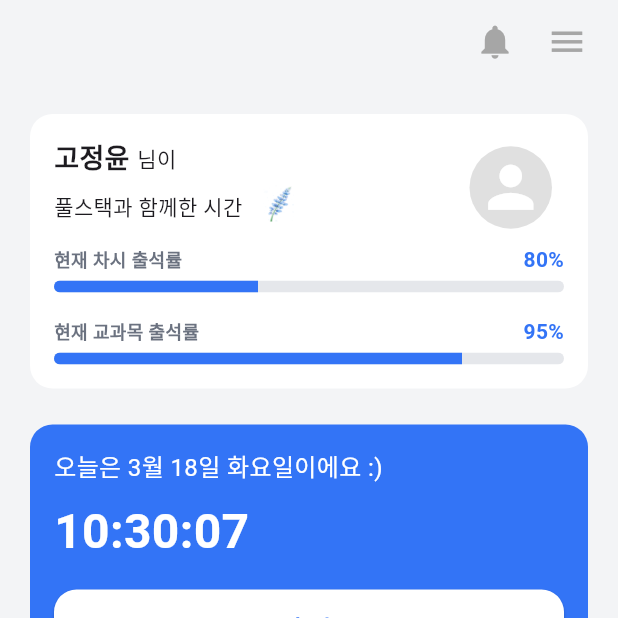
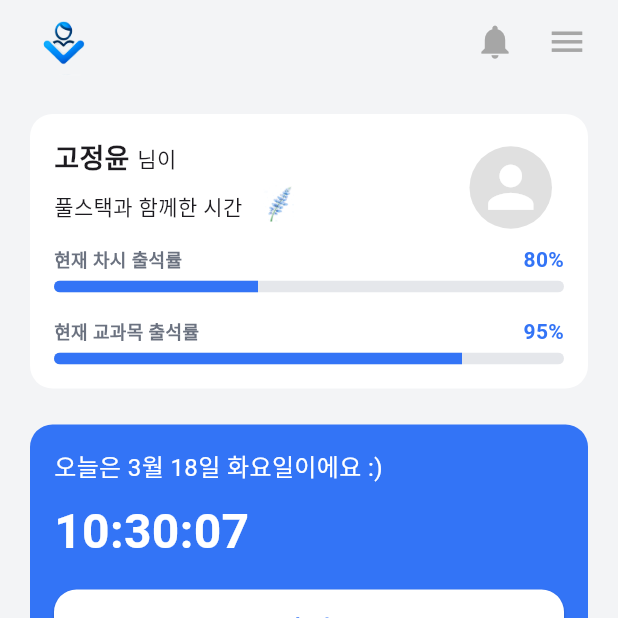
Before and after one commit to popcorn0125/CHECKIN_APP, a Flutter app: the screen it shows after launch, on a phone screen of 412 x 824 dp, the top half of it. Run offline on Flutter 3.47's test engine with Material 3 defaults, Android fonts, the phone set to English and light mode, and no system bars; our stand-ins replace google_fonts, table_calendar.

Commit message:
로고사진변경

```diff
--- a/lib/widgets/custom_app_bar.dart
+++ b/lib/widgets/custom_app_bar.dart
@@ -27,12 +27,12 @@ class CustomAppBar extends StatelessWidget implements PreferredSizeWidget {
       systemOverlayStyle: SystemUiOverlayStyle.dark,
       title: Container(
         alignment: Alignment.centerLeft,
-        padding: const EdgeInsets.only(left: 16),
-        // child: Image.asset(
-        //   'assets/check_logo.2.png', // ✅ assets 폴더 경로 포함
-        //   width: 60,
-        //   height: 60, // 원하는 높이로 조정
-        // ),
+        padding: const EdgeInsets.only(left: 8, top: 8),
+        child: Image.asset(
+          'assets/logo3.png', // ✅ assets 폴더 경로 포함
+          width: 70,
+          height: 70, // 원하는 높이로 조정
+        ),
       ),
       actions: [
         Padding(
--- a/pubspec.yaml
+++ b/pubspec.yaml
@@ -61,6 +61,9 @@ flutter:
     - assets/check_logo.2.png
     - assets/flower.png
     - assets/flower2.png
+    - assets/logo.png
+    - assets/logo2.png
+    - assets/logo3.png
   # The following line ensures that the Material Icons font is
   # included with your application, so that you can use the icons in
   # the material Icons class.
```
Also changed, not shown: assets/logo.png (added), assets/logo2.png (added), assets/logo3.png (added).
